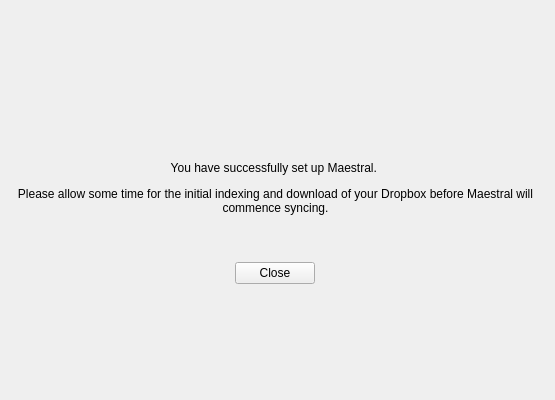
This is maestral/gui/resources/setup_dialog.ui in samschott/maestral as Qt 5 draws it before an edit. The edited form follows.
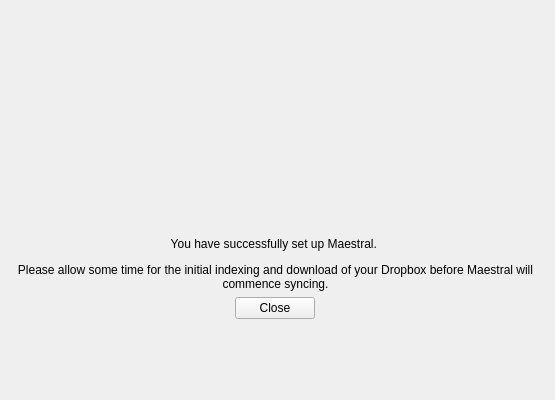
This is the edited form. The open tabs and pages were chosen to show the change. Icons and pictures are not drawn. Custom widgets are drawn as their Qt base class.

Commit message: tweaked appearance of setup dialog

Diff of the .ui file:
```diff
--- a/maestral/gui/resources/setup_dialog.ui
+++ b/maestral/gui/resources/setup_dialog.ui
@@ -455,7 +455,7 @@
          <property name="sizeHint" stdset="0">
           <size>
            <width>20</width>
-           <height>65</height>
+           <height>30</height>
           </size>
          </property>
         </spacer>
@@ -466,7 +466,7 @@
           <enum>Qt::Vertical</enum>
          </property>
          <property name="sizeType">
-          <enum>QSizePolicy::Preferred</enum>
+          <enum>QSizePolicy::Expanding</enum>
          </property>
          <property name="sizeHint" stdset="0">
           <size>
@@ -480,14 +480,14 @@
         <widget class="QLabel" name="labelIcon_3">
          <property name="minimumSize">
           <size>
-           <width>100</width>
-           <height>100</height>
+           <width>120</width>
+           <height>120</height>
           </size>
          </property>
          <property name="maximumSize">
           <size>
-           <width>100</width>
-           <height>100</height>
+           <width>120</width>
+           <height>120</height>
           </size>
          </property>
          <property name="text">
@@ -525,7 +525,7 @@
           <enum>Qt::Vertical</enum>
          </property>
          <property name="sizeType">
-          <enum>QSizePolicy::Preferred</enum>
+          <enum>QSizePolicy::Expanding</enum>
          </property>
          <property name="sizeHint" stdset="0">
           <size>
```
The commit also changes 1 other file.
